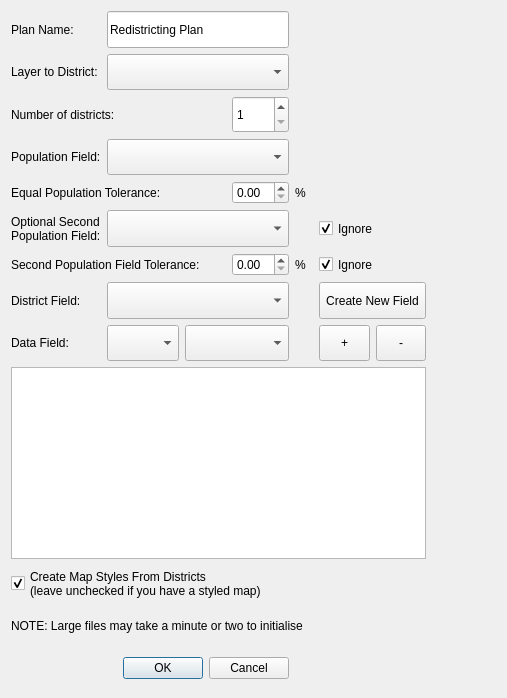
This is StattoRedistrict_dlgparameter.ui in johnpholden/qgis3redistricter as Qt 5 draws it before an edit. The edited form follows.
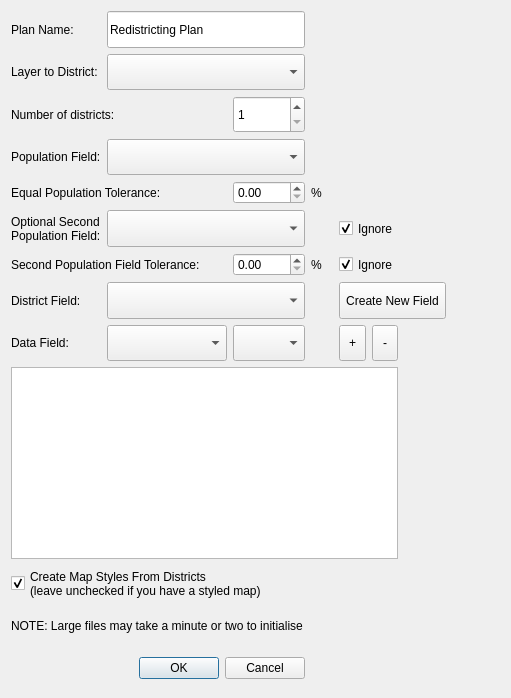
This is the edited form.

Patch:
```diff
--- a/StattoRedistrict_dlgparameter.ui
+++ b/StattoRedistrict_dlgparameter.ui
@@ -6,7 +6,7 @@
    <rect>
     <x>0</x>
     <y>0</y>
-    <width>507</width>
+    <width>511</width>
     <height>698</height>
    </rect>
   </property>
@@ -33,22 +33,6 @@
      </property>
     </widget>
    </item>
-   <item row="7" column="6">
-    <widget class="QToolButton" name="btnCreateNewField">
-     <property name="enabled">
-      <bool>true</bool>
-     </property>
-     <property name="sizePolicy">
-      <sizepolicy hsizetype="Preferred" vsizetype="Preferred">
-       <horstretch>0</horstretch>
-       <verstretch>0</verstretch>
-      </sizepolicy>
-     </property>
-     <property name="text">
-      <string>Create New Field</string>
-     </property>
-    </widget>
-   </item>
    <item row="9" column="0" colspan="7">
     <widget class="QTableWidget" name="tblDataFields">
      <property name="sizePolicy">
@@ -156,26 +140,6 @@
      </property>
     </widget>
    </item>
-   <item row="8" column="1">
-    <widget class="QComboBox" name="cmbDataField">
-     <property name="sizePolicy">
-      <sizepolicy hsizetype="Preferred" vsizetype="Preferred">
-       <horstretch>0</horstretch>
-       <verstretch>0</verstretch>
-      </sizepolicy>
-     </property>
-    </widget>
-   </item>
-   <item row="8" column="2" colspan="3">
-    <widget class="QComboBox" name="cmbDataType">
-     <property name="sizePolicy">
-      <sizepolicy hsizetype="Preferred" vsizetype="Preferred">
-       <horstretch>0</horstretch>
-       <verstretch>0</verstretch>
-      </sizepolicy>
-     </property>
-    </widget>
-   </item>
    <item row="5" column="1" colspan="4">
     <widget class="QComboBox" name="cmbPopField_2">
      <property name="sizePolicy">
@@ -414,6 +378,42 @@
    <item row="6" column="4">
     <widget class="QDoubleSpinBox" name="inpTolerance_2"/>
    </item>
+   <item row="8" column="4">
+    <widget class="QComboBox" name="cmbDataType">
+     <property name="sizePolicy">
+      <sizepolicy hsizetype="Preferred" vsizetype="Preferred">
+       <horstretch>0</horstretch>
+       <verstretch>0</verstretch>
+      </sizepolicy>
+     </property>
+    </widget>
+   </item>
+   <item row="8" column="1" colspan="3">
+    <widget class="QComboBox" name="cmbDataField">
+     <property name="sizePolicy">
+      <sizepolicy hsizetype="Preferred" vsizetype="Preferred">
+       <horstretch>0</horstretch>
+       <verstretch>0</verstretch>
+      </sizepolicy>
+     </property>
+    </widget>
+   </item>
+   <item row="7" column="6" colspan="2">
+    <widget class="QToolButton" name="btnCreateNewField">
+     <property name="enabled">
+      <bool>true</bool>
+     </property>
+     <property name="sizePolicy">
+      <sizepolicy hsizetype="Preferred" vsizetype="Preferred">
+       <horstretch>0</horstretch>
+       <verstretch>0</verstretch>
+      </sizepolicy>
+     </property>
+     <property name="text">
+      <string>Create New Field</string>
+     </property>
+    </widget>
+   </item>
   </layout>
  </widget>
  <resources/>
```
